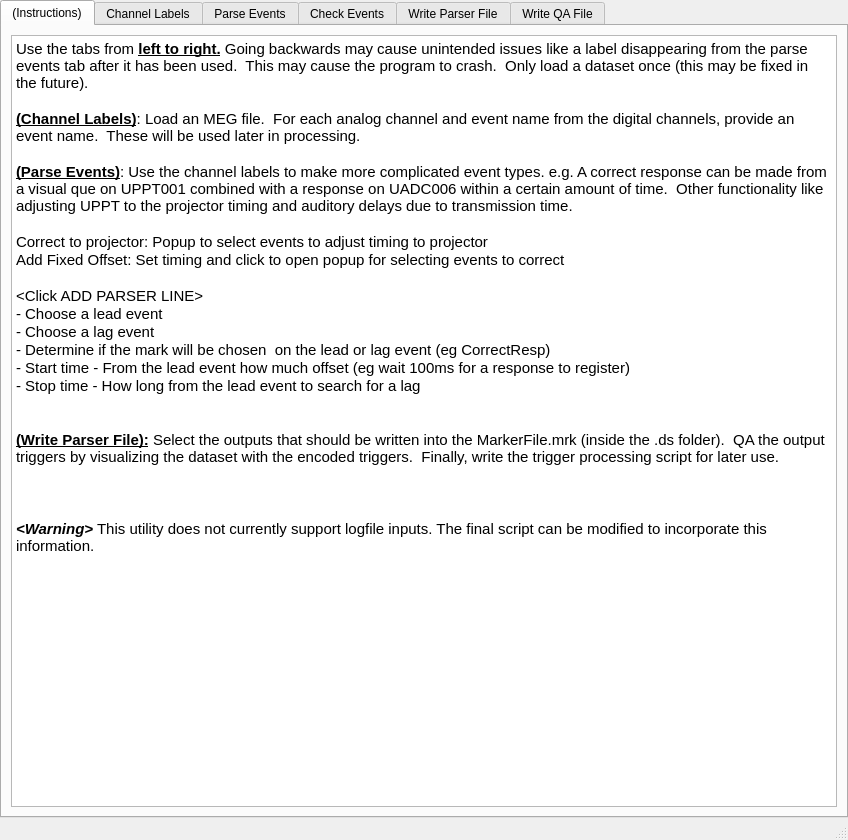
nih-megcore/nih_to_mne, file nih2mne/GUI/templates/trigger_processing_gui.ui: the form before one commit.
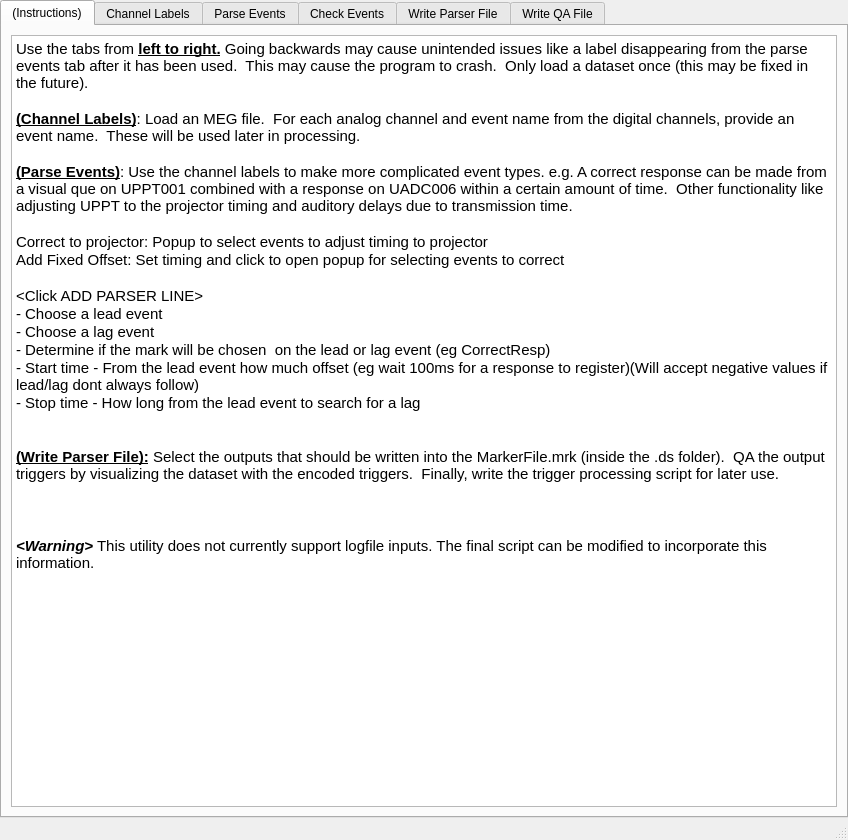
The form after the commit. The open tabs and pages were chosen to show the change.

Diff of the .ui file:
```diff
--- a/nih2mne/GUI/templates/trigger_processing_gui.ui
+++ b/nih2mne/GUI/templates/trigger_processing_gui.ui
@@ -80,7 +80,7 @@
 &lt;p style=&quot; margin-top:0px; margin-bottom:0px; margin-left:0px; margin-right:0px; -qt-block-indent:0; text-indent:0px;&quot;&gt;- Choose a lead event&lt;/p&gt;
 &lt;p style=&quot; margin-top:0px; margin-bottom:0px; margin-left:0px; margin-right:0px; -qt-block-indent:0; text-indent:0px;&quot;&gt;- Choose a lag event&lt;/p&gt;
 &lt;p style=&quot; margin-top:0px; margin-bottom:0px; margin-left:0px; margin-right:0px; -qt-block-indent:0; text-indent:0px;&quot;&gt;- Determine if the mark will be chosen  on the lead or lag event (eg CorrectResp)&lt;/p&gt;
-&lt;p style=&quot; margin-top:0px; margin-bottom:0px; margin-left:0px; margin-right:0px; -qt-block-indent:0; text-indent:0px;&quot;&gt;- Start time - From the lead event how much offset (eg wait 100ms for a response to register)&lt;/p&gt;
+&lt;p style=&quot; margin-top:0px; margin-bottom:0px; margin-left:0px; margin-right:0px; -qt-block-indent:0; text-indent:0px;&quot;&gt;- Start time - From the lead event how much offset (eg wait 100ms for a response to register)(Will accept negative values if lead/lag dont always follow)&lt;/p&gt;
 &lt;p style=&quot; margin-top:0px; margin-bottom:0px; margin-left:0px; margin-right:0px; -qt-block-indent:0; text-indent:0px;&quot;&gt;- Stop time - How long from the lead event to search for a lag&lt;/p&gt;
 &lt;p style=&quot;-qt-paragraph-type:empty; margin-top:0px; margin-bottom:0px; margin-left:0px; margin-right:0px; -qt-block-indent:0; text-indent:0px;&quot;&gt;&lt;br /&gt;&lt;/p&gt;
 &lt;p style=&quot;-qt-paragraph-type:empty; margin-top:0px; margin-bottom:0px; margin-left:0px; margin-right:0px; -qt-block-indent:0; text-indent:0px;&quot;&gt;&lt;br /&gt;&lt;/p&gt;
```
Left out of the diff: 2 changed lines with no effect on the pictures.
